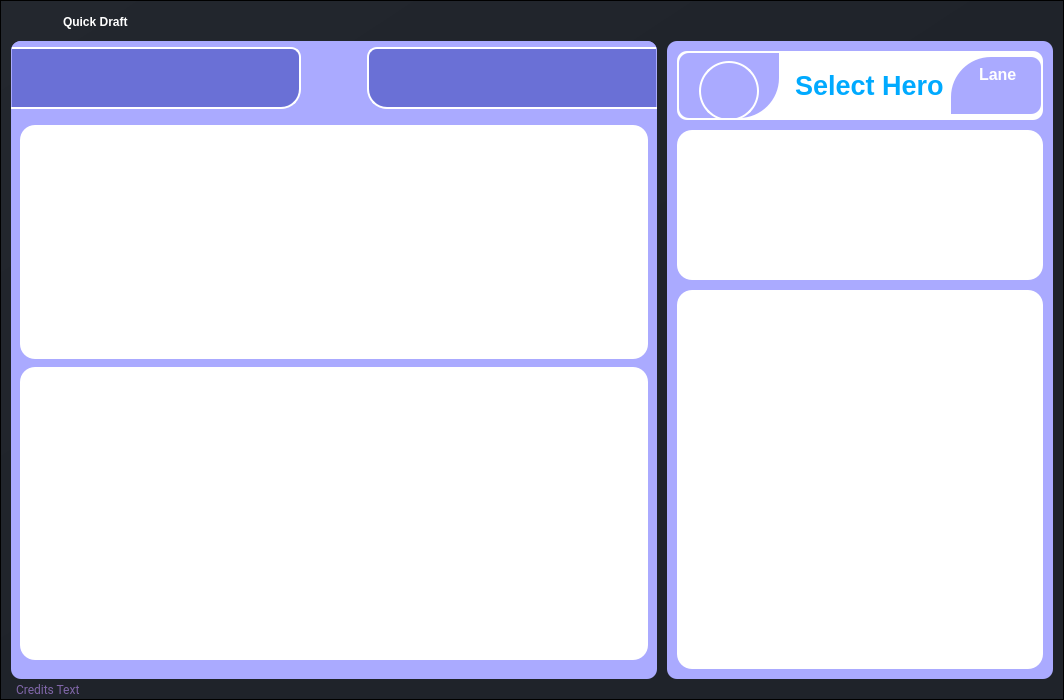
Above: ui/pages/quick_draft.ui from elian-olbz/mlbb-drafting-and-simulation-tools before the change. Below: the same form after it.
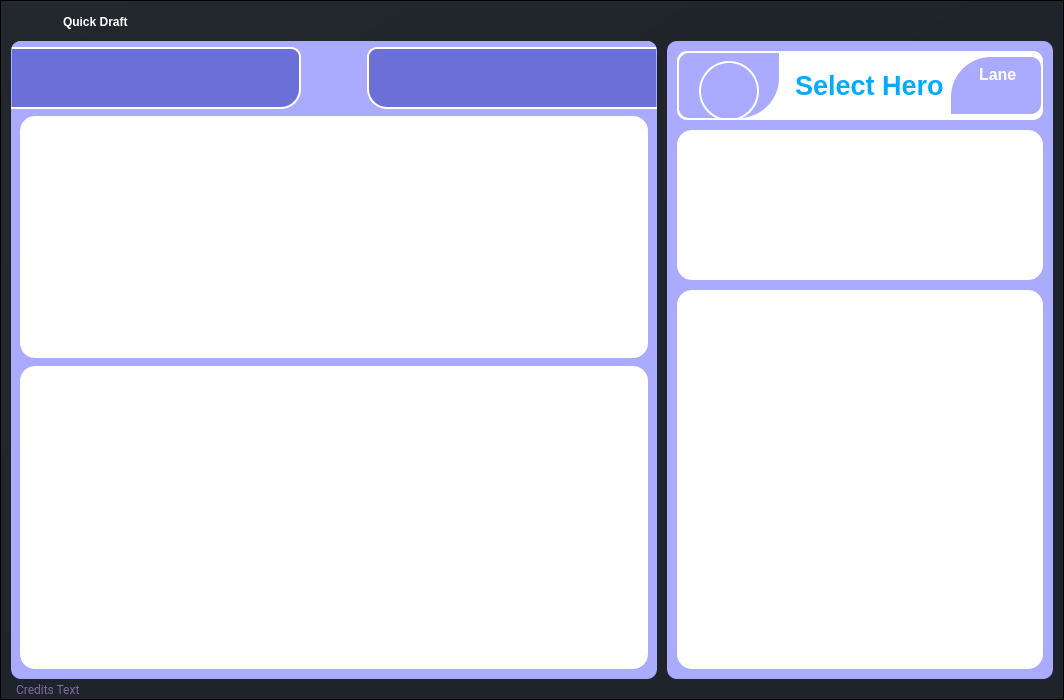
That is the form after the change. Icons and pictures are not drawn.

The edit to the form file:
```diff
--- a/ui/pages/quick_draft.ui
+++ b/ui/pages/quick_draft.ui
@@ -1269,6 +1269,15 @@
                       <enum>QFrame::Raised</enum>
                      </property>
                      <layout class="QVBoxLayout" name="verticalLayout_18">
+                      <property name="leftMargin">
+                       <number>9</number>
+                      </property>
+                      <property name="topMargin">
+                       <number>0</number>
+                      </property>
+                      <property name="bottomMargin">
+                       <number>0</number>
+                      </property>
                       <item>
                        <widget class="QWidget" name="graph_widget" native="true">
                         <property name="sizePolicy">
```
Left out of the diff: 2 changed lines with no effect on the pictures.
